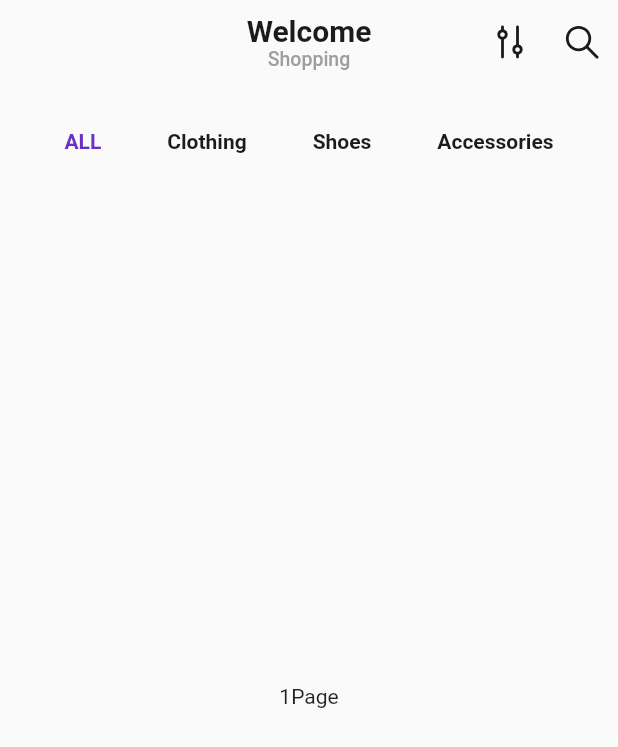
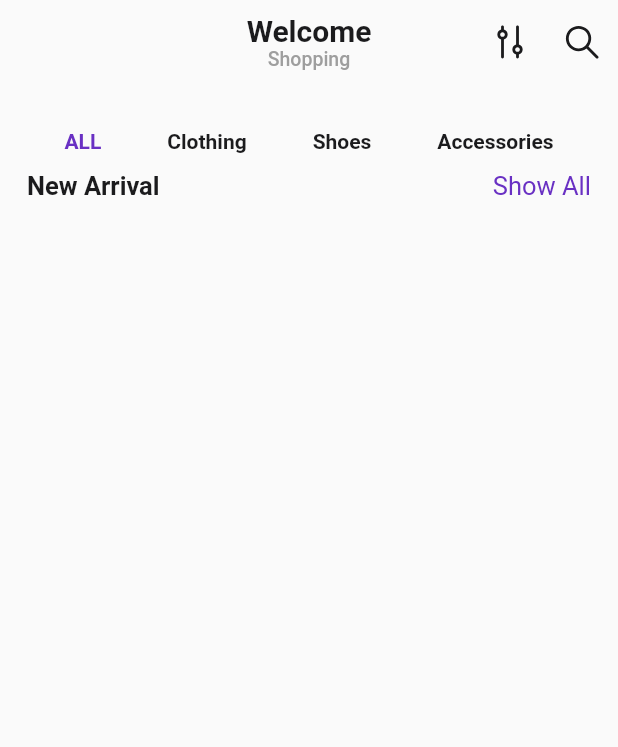
Before and after one commit to ASM072/My_fapp, a Flutter app: the screen it shows after launch, on a phone screen of 412 x 824 dp. Shown: the top 747 px of the screen. Run offline on Flutter 3.47's test engine with Material 2 defaults, Android fonts, the light colour scheme and no system bars; our stand-ins replace flutter_svg.

Commit message:
homepage designing

```diff
--- a/lib/screens/homepage/homepage.dart
+++ b/lib/screens/homepage/homepage.dart
@@ -4,6 +4,7 @@ import 'package:my_fapp/screens/homepage/homepage.dart';
 import 'package:my_fapp/svgimages/svg_images.dart';
 import 'package:flutter_svg/flutter_svg.dart';
 import 'package:my_fapp/appColors/app_colors.dart';
+import 'package:my_fapp/widgets/showallwidget.dart';
 
 
 class Homepage extends StatelessWidget {
@@ -85,12 +86,23 @@ class Homepage extends StatelessWidget {
     appBar: buildAppBar(),
     body: TabBarView(
       children: [
+
+        ListView(
+          physics: BouncingScrollPhysics(),
+          children: [
+            ShowAllWidget(
+              leftText: "New Arrival",
+            ),
+          ],
+        ),
+
+
         Center(child: Text("1Page")),
         Center(child: Text("2Page")),
         Center(child: Text("3Page")),
         Center(child: Text("4Page")),
-      ]
-    )
+      ],
+    ),
     ),
     );
   }
--- /dev/null
+++ b/lib/widgets/showallwidget.dart
@@ -0,0 +1,32 @@
+import 'package:flutter/material.dart';
+import 'package:my_fapp/appColors/app_colors.dart';
+
+
+class ShowAllWidget extends StatelessWidget {
+      final String leftText;
+    ShowAllWidget({ required this.leftText});
+  @override
+  Widget build(BuildContext context){
+    return Padding(
+      padding: EdgeInsets.symmetric(horizontal:18, vertical: 10,),
+      child: Row(
+        mainAxisAlignment: MainAxisAlignment.spaceBetween,
+        children:[
+          Text(
+            leftText,
+            style: TextStyle(
+            fontSize: 17,
+            color: AppColors.baseBlackColor,
+            fontWeight: FontWeight.bold,
+          ),
+            ),
+            Text("Show All", style: TextStyle(
+              fontSize: 17,
+              color: AppColors.baseDarkPinkColor,
+            ),
+            ),
+        ],
+      )
+    );
+  }
+}
```
